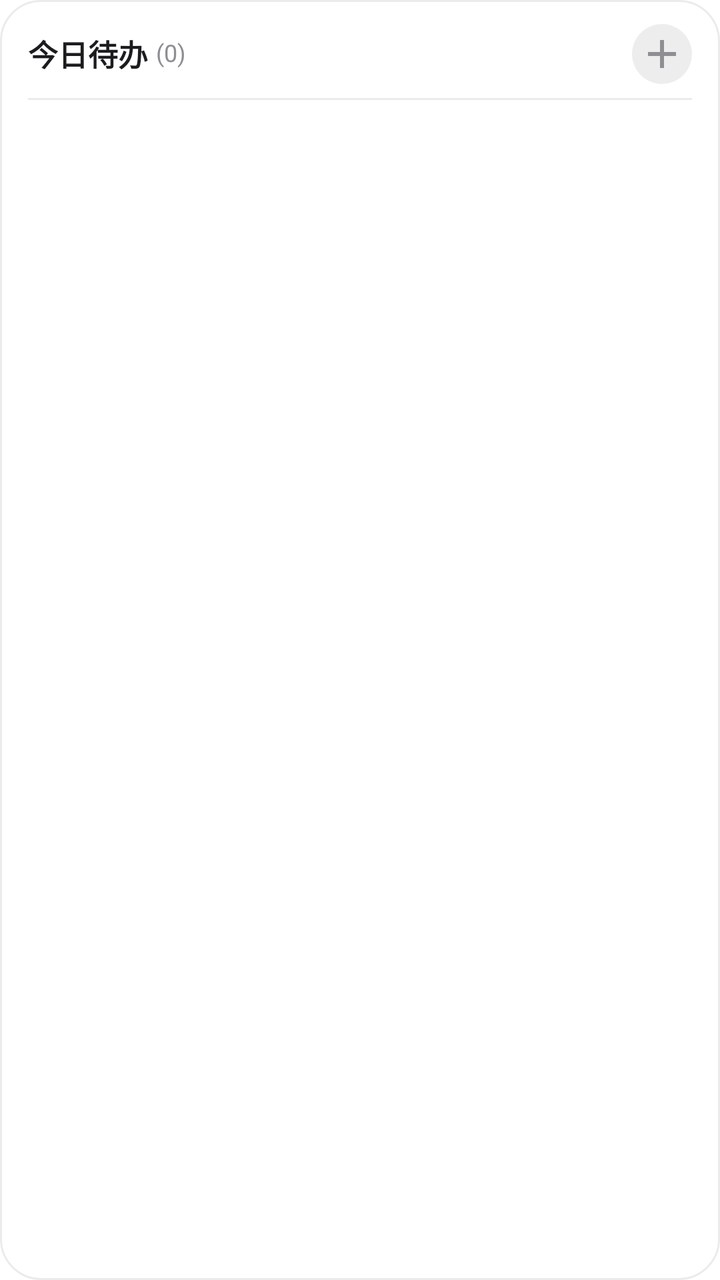
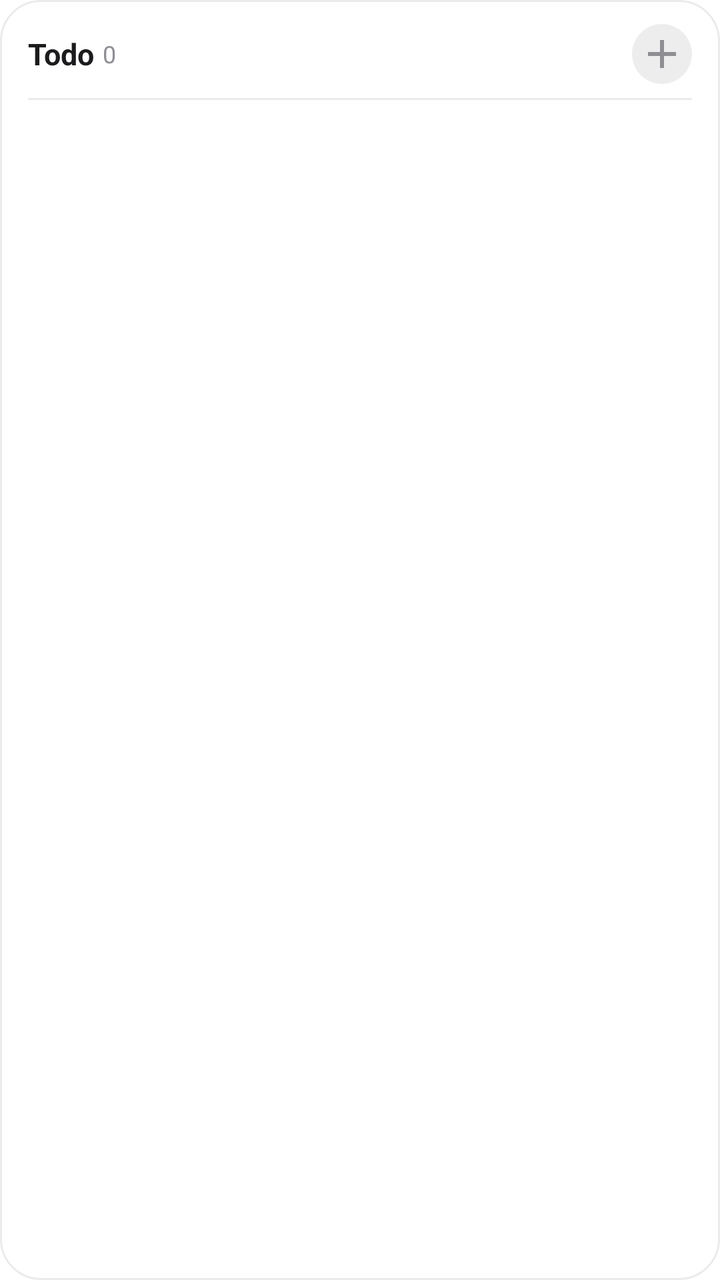

Before-and-after screenshots of an Android layout around one commit, followed by the original layout XML and the change that was made.
<!-- AndroidManifest.xml: fallback theme Theme.MaterialComponents.DayNight.NoActionBar -->
<!-- res/layout/widget_todo.xml -->
<?xml version="1.0" encoding="utf-8"?>
<LinearLayout xmlns:android="http://schemas.android.com/apk/res/android"
    android:layout_width="match_parent"
    android:layout_height="match_parent"
    android:background="@drawable/bg_widget_todo"
    android:orientation="vertical"
    android:paddingLeft="14dp"
    android:paddingTop="12dp"
    android:paddingRight="14dp"
    android:paddingBottom="12dp">

    
    <RelativeLayout
        android:layout_width="match_parent"
        android:layout_height="wrap_content">

        <TextView
            android:id="@+id/todo_widget_title"
            android:layout_width="wrap_content"
            android:layout_height="wrap_content"
            android:layout_alignParentLeft="true"
            android:layout_centerVertical="true"
            android:includeFontPadding="false"
            android:text="今日待办"
            android:textColor="@color/widget_text_primary"
            android:textSize="15sp"
            android:textStyle="bold" />

        <TextView
            android:id="@+id/todo_widget_count"
            android:layout_width="wrap_content"
            android:layout_height="wrap_content"
            android:layout_centerVertical="true"
            android:layout_marginLeft="4dp"
            android:layout_toRightOf="@id/todo_widget_title"
            android:includeFontPadding="false"
            android:text="(0)"
            android:textColor="@color/widget_text_secondary"
            android:textSize="12sp" />

        
        <ImageButton
            android:id="@+id/btn_widget_todo_add"
            android:layout_width="30dp"
            android:layout_height="30dp"
            android:layout_alignParentRight="true"
            android:layout_centerVertical="true"
            android:background="@drawable/bg_widget_icon_btn"
            android:contentDescription="快速添加待办"
            android:scaleType="centerInside"
            android:src="@drawable/ic_add" />
    </RelativeLayout>

    
    <View
        android:layout_width="match_parent"
        android:layout_height="1dp"
        android:layout_marginTop="7dp"
        android:layout_marginBottom="5dp"
        android:background="@color/widget_todo_hairline" />

    
    <LinearLayout
        android:id="@+id/todo_static_container"
        android:layout_width="match_parent"
        android:layout_height="0dp"
        android:layout_weight="1"
        android:orientation="vertical"
        android:visibility="visible">

        
        <LinearLayout
            android:id="@+id/todo_item_layout_0"
            android:layout_width="match_parent"
            android:layout_height="wrap_content"
            android:layout_marginBottom="4dp"
            android:background="@drawable/bg_widget_todo_item"
            android:gravity="center_vertical"
            android:orientation="horizontal"
            android:paddingLeft="8dp"
            android:paddingTop="4dp"
            android:paddingRight="8dp"
            android:paddingBottom="4dp"
            android:visibility="gone">

            
            <ImageView
                android:id="@+id/todo_item_checkbox_0"
                android:layout_width="30dp"
                android:layout_height="30dp"
                android:clickable="false"
                android:contentDescription="标记完成"
                android:focusable="false"
                android:scaleType="centerInside"
                android:src="@drawable/ic_checkbox_unchecked" />

            <TextView
                android:id="@+id/todo_item_title_0"
                android:layout_width="0dp"
                android:layout_height="wrap_content"
                android:layout_marginStart="8dp"
                android:layout_weight="1"
                android:ellipsize="end"
                android:includeFontPadding="false"
                android:maxLines="1"
                android:textColor="@color/widget_text_primary"
                android:textSize="13sp" />

            <ImageView
                android:id="@+id/todo_item_priority_0"
                android:layout_width="7dp"
                android:layout_height="7dp"
                android:layout_marginLeft="6dp"
                android:background="@drawable/bg_widget_priority_dot"
                android:visibility="gone" />
        </LinearLayout>

        
        <LinearLayout
            android:id="@+id/todo_item_layout_1"
            android:layout_width="match_parent"
            android:layout_height="wrap_content"
            android:layout_marginBottom="4dp"
            android:background="@drawable/bg_widget_todo_item"
            android:gravity="center_vertical"
            android:orientation="horizontal"
            android:paddingLeft="8dp"
            android:paddingTop="4dp"
            android:paddingRight="8dp"
            android:paddingBottom="4dp"
            android:visibility="gone">

            <ImageView
                android:id="@+id/todo_item_checkbox_1"
                android:layout_width="30dp"
                android:layout_height="30dp"
                android:clickable="false"
                android:contentDescription="标记完成"
                android:focusable="false"
                android:scaleType="centerInside"
                android:src="@drawable/ic_checkbox_unchecked" />

            <TextView
                android:id="@+id/todo_item_title_1"
                android:layout_width="0dp"
                android:layout_height="wrap_content"
                android:layout_marginStart="8dp"
                android:layout_weight="1"
                android:ellipsize="end"
                android:includeFontPadding="false"
                android:maxLines="1"
                android:textColor="@color/widget_text_primary"
                android:textSize="13sp" />

            <ImageView
                android:id="@+id/todo_item_priority_1"
                android:layout_width="7dp"
                android:layout_height="7dp"
                android:layout_marginLeft="6dp"
                android:background="@drawable/bg_widget_priority_dot"
                android:visibility="gone" />
        </LinearLayout>

        
        <LinearLayout
            android:id="@+id/todo_item_layout_2"
            android:layout_width="match_parent"
            android:layout_height="wrap_content"
            android:layout_marginBottom="4dp"
            android:background="@drawable/bg_widget_todo_item"
            android:gravity="center_vertical"
            android:orientation="horizontal"
            android:paddingLeft="8dp"
            android:paddingTop="4dp"
            android:paddingRight="8dp"
            android:paddingBottom="4dp"
            android:visibility="gone">

            <ImageView
                android:id="@+id/todo_item_checkbox_2"
                android:layout_width="30dp"
                android:layout_height="30dp"
                android:clickable="false"
                android:contentDescription="标记完成"
                android:focusable="false"
                android:scaleType="centerInside"
                android:src="@drawable/ic_checkbox_unchecked" />

            <TextView
                android:id="@+id/todo_item_title_2"
                android:layout_width="0dp"
                android:layout_height="wrap_content"
                android:layout_marginStart="8dp"
                android:layout_weight="1"
                android:ellipsize="end"
                android:includeFontPadding="false"
                android:maxLines="1"
                android:textColor="@color/widget_text_primary"
                android:textSize="13sp" />

            <ImageView
                android:id="@+id/todo_item_priority_2"
                android:layout_width="7dp"
                android:layout_height="7dp"
                android:layout_marginLeft="6dp"
                android:background="@drawable/bg_widget_priority_dot"
                android:visibility="gone" />
        </LinearLayout>

        
        <LinearLayout
            android:id="@+id/todo_item_layout_3"
            android:layout_width="match_parent"
            android:layout_height="wrap_content"
            android:layout_marginBottom="4dp"
            android:background="@drawable/bg_widget_todo_item"
            android:gravity="center_vertical"
            android:orientation="horizontal"
            android:paddingLeft="8dp"
            android:paddingTop="4dp"
            android:paddingRight="8dp"
            android:paddingBottom="4dp"
            android:visibility="gone">

            <ImageView
                android:id="@+id/todo_item_checkbox_3"
                android:layout_width="30dp"
                android:layout_height="30dp"
                android:clickable="false"
                android:contentDescription="标记完成"
                android:focusable="false"
                android:scaleType="centerInside"
                android:src="@drawable/ic_checkbox_unchecked" />

            <TextView
                android:id="@+id/todo_item_title_3"
                android:layout_width="0dp"
                android:layout_height="wrap_content"
                android:layout_marginStart="8dp"
                android:layout_weight="1"
                android:ellipsize="end"
                android:includeFontPadding="false"
                android:maxLines="1"
                android:textColor="@color/widget_text_primary"
                android:textSize="13sp" />

            <ImageView
                android:id="@+id/todo_item_priority_3"
                android:layout_width="7dp"
                android:layout_height="7dp"
                android:layout_marginLeft="6dp"
                android:background="@drawable/bg_widget_priority_dot"
                android:visibility="gone" />
        </LinearLayout>

        
        <LinearLayout
            android:id="@+id/todo_more_layout"
            android:layout_width="wrap_content"
            android:layout_height="wrap_content"
            android:layout_marginStart="4dp"
            android:layout_marginTop="4dp"
            android:gravity="center_vertical"
            android:orientation="horizontal"
            android:visibility="gone">

            <TextView
                android:id="@+id/todo_more_badge"
                android:layout_width="20dp"
                android:layout_height="20dp"
                android:background="@drawable/bg_widget_badge"
                android:gravity="center"
                android:includeFontPadding="false"
                android:textColor="@color/widget_badge_text"
                android:textSize="10sp"
                android:textStyle="bold" />

            <TextView
                android:id="@+id/todo_more_text"
                android:layout_width="wrap_content"
                android:layout_height="wrap_content"
                android:layout_marginStart="6dp"
                android:includeFontPadding="false"
                android:text="更多待办"
                android:textColor="@color/widget_text_secondary"
                android:textSize="11sp" />
        </LinearLayout>
    </LinearLayout>

    
    <TextView
        android:id="@+id/todo_empty_view"
        android:layout_width="match_parent"
        android:layout_height="0dp"
        android:layout_weight="1"
        android:gravity="center"
        android:includeFontPadding="false"
        android:text="暂无今日待办"
        android:textColor="@color/widget_text_secondary"
        android:textSize="12sp"
        android:visibility="gone" />
</LinearLayout>
<!-- resources referenced by this layout -->
<resources>
  <color name="widget_badge_text">#FFFFFFFF</color>
  <color name="widget_text_primary">#1C1C1E</color>
  <color name="widget_text_secondary">#8E8E93</color>
  <color name="widget_todo_hairline">#14000000</color>
  <!-- drawable bg_widget_badge (drawable) -->
  <?xml version="1.0" encoding="utf-8"?>
  <shape xmlns:android="http://schemas.android.com/apk/res/android">
      <solid android:color="@color/widget_accent" />
      <corners android:radius="10dp" />
  </shape>
  <!-- drawable bg_widget_icon_btn (drawable) -->
  <?xml version="1.0" encoding="utf-8"?>
  <shape xmlns:android="http://schemas.android.com/apk/res/android"
      android:shape="oval">
      <solid android:color="@color/widget_todo_icon_bg" />
  </shape>
  <!-- drawable bg_widget_priority_dot (drawable) -->
  <?xml version="1.0" encoding="utf-8"?>
  <shape xmlns:android="http://schemas.android.com/apk/res/android"
      android:shape="oval">
      <solid android:color="@color/widget_priority" />
  </shape>
  <!-- drawable bg_widget_todo (drawable) -->
  <?xml version="1.0" encoding="utf-8"?>
  <shape xmlns:android="http://schemas.android.com/apk/res/android"
      android:shape="rectangle">
      <solid android:color="@color/widget_todo_surface" />
      <corners android:radius="20dp" />
      <stroke android:width="1dp" android:color="@color/widget_todo_hairline" />
  </shape>
  <!-- drawable bg_widget_todo_item (drawable) -->
  <?xml version="1.0" encoding="utf-8"?>
  <shape xmlns:android="http://schemas.android.com/apk/res/android"
      android:shape="rectangle">
      <solid android:color="@color/widget_todo_item_bg" />
      <corners android:radius="10dp" />
  </shape>
  <!-- drawable ic_add (drawable) -->
  <vector xmlns:android="http://schemas.android.com/apk/res/android"
      android:width="24dp"
      android:height="24dp"
      android:viewportWidth="24"
      android:viewportHeight="24">
      <path
          android:fillColor="@color/widget_text_secondary"
          android:pathData="M19,13h-6v6h-2v-6H5v-2h6V5h2v6h6v2z" />
  </vector>
  <!-- drawable ic_checkbox_unchecked (drawable) -->
  <vector xmlns:android="http://schemas.android.com/apk/res/android"
      android:width="24dp"
      android:height="24dp"
      android:viewportWidth="24"
      android:viewportHeight="24">
      <path
          android:strokeColor="@color/widget_border"
          android:strokeWidth="2"
          android:fillColor="#00000000"
          android:pathData="M12,12m-10,0a10,10 0,1 1,20 0a10,10 0,1 1,-20 0" />
  </vector>
  <color name="widget_accent">#007AFF</color>
  <color name="widget_todo_icon_bg">#12000000</color>
  <color name="widget_priority">#007AFF</color>
  <color name="widget_todo_surface">#CCFFFFFF</color>
  <color name="widget_todo_item_bg">#0D000000</color>
  <color name="widget_border">#E2E4EB</color>
</resources>

<!-- the commit's change to res/layout/widget_todo.xml (unified diff, before → after) -->
@@ -20,8 +20,7 @@
             android:layout_height="wrap_content"
             android:layout_alignParentLeft="true"
             android:layout_centerVertical="true"
-            android:includeFontPadding="false"
-            android:text="今日待办"
+            android:text="Todo"
             android:textColor="@color/widget_text_primary"
             android:textSize="15sp"
             android:textStyle="bold" />
@@ -33,8 +32,7 @@
             android:layout_centerVertical="true"
             android:layout_marginLeft="4dp"
             android:layout_toRightOf="@id/todo_widget_title"
-            android:includeFontPadding="false"
-            android:text="(0)"
+            android:text="0"
             android:textColor="@color/widget_text_secondary"
             android:textSize="12sp" />
 
@@ -52,7 +50,7 @@
     </RelativeLayout>
 
     
-    <View
+    <TextView
         android:layout_width="match_parent"
         android:layout_height="1dp"
         android:layout_marginTop="7dp"
@@ -74,12 +72,9 @@
             android:layout_width="match_parent"
             android:layout_height="wrap_content"
             android:layout_marginBottom="4dp"
-            android:background="@drawable/bg_widget_todo_item"
-            android:gravity="center_vertical"
-            android:orientation="horizontal"
-            android:paddingLeft="8dp"
-            android:paddingTop="4dp"
-            android:paddingRight="8dp"
+            android:gravity="center_vertical"
+            android:orientation="horizontal"
+            android:paddingTop="4dp"
             android:paddingBottom="4dp"
             android:visibility="gone">
 
@@ -101,7 +96,6 @@
                 android:layout_marginStart="8dp"
                 android:layout_weight="1"
                 android:ellipsize="end"
-                android:includeFontPadding="false"
                 android:maxLines="1"
                 android:textColor="@color/widget_text_primary"
                 android:textSize="13sp" />
@@ -121,12 +115,9 @@
             android:layout_width="match_parent"
             android:layout_height="wrap_content"
             android:layout_marginBottom="4dp"
-            android:background="@drawable/bg_widget_todo_item"
-            android:gravity="center_vertical"
-            android:orientation="horizontal"
-            android:paddingLeft="8dp"
-            android:paddingTop="4dp"
-            android:paddingRight="8dp"
+            android:gravity="center_vertical"
+            android:orientation="horizontal"
+            android:paddingTop="4dp"
             android:paddingBottom="4dp"
             android:visibility="gone">
 
@@ -147,7 +138,6 @@
                 android:layout_marginStart="8dp"
                 android:layout_weight="1"
                 android:ellipsize="end"
-                android:includeFontPadding="false"
                 android:maxLines="1"
                 android:textColor="@color/widget_text_primary"
                 android:textSize="13sp" />
@@ -167,12 +157,9 @@
             android:layout_width="match_parent"
             android:layout_height="wrap_content"
             android:layout_marginBottom="4dp"
-            android:background="@drawable/bg_widget_todo_item"
-            android:gravity="center_vertical"
-            android:orientation="horizontal"
-            android:paddingLeft="8dp"
-            android:paddingTop="4dp"
-            android:paddingRight="8dp"
+            android:gravity="center_vertical"
+            android:orientation="horizontal"
+            android:paddingTop="4dp"
             android:paddingBottom="4dp"
             android:visibility="gone">
 
@@ -193,7 +180,6 @@
                 android:layout_marginStart="8dp"
                 android:layout_weight="1"
                 android:ellipsize="end"
-                android:includeFontPadding="false"
                 android:maxLines="1"
                 android:textColor="@color/widget_text_primary"
                 android:textSize="13sp" />
@@ -213,12 +199,9 @@
             android:layout_width="match_parent"
             android:layout_height="wrap_content"
             android:layout_marginBottom="4dp"
-            android:background="@drawable/bg_widget_todo_item"
-            android:gravity="center_vertical"
-            android:orientation="horizontal"
-            android:paddingLeft="8dp"
-            android:paddingTop="4dp"
-            android:paddingRight="8dp"
+            android:gravity="center_vertical"
+            android:orientation="horizontal"
+            android:paddingTop="4dp"
             android:paddingBottom="4dp"
             android:visibility="gone">
 
@@ -239,7 +222,6 @@
                 android:layout_marginStart="8dp"
                 android:layout_weight="1"
                 android:ellipsize="end"
-                android:includeFontPadding="false"
                 android:maxLines="1"
                 android:textColor="@color/widget_text_primary"
                 android:textSize="13sp" />
@@ -270,7 +252,6 @@
                 android:layout_height="20dp"
                 android:background="@drawable/bg_widget_badge"
                 android:gravity="center"
-                android:includeFontPadding="false"
                 android:textColor="@color/widget_badge_text"
                 android:textSize="10sp"
                 android:textStyle="bold" />
@@ -280,7 +261,6 @@
                 android:layout_width="wrap_content"
                 android:layout_height="wrap_content"
                 android:layout_marginStart="6dp"
-                android:includeFontPadding="false"
                 android:text="更多待办"
                 android:textColor="@color/widget_text_secondary"
                 android:textSize="11sp" />
@@ -294,7 +274,6 @@
         android:layout_height="0dp"
         android:layout_weight="1"
         android:gravity="center"
-        android:includeFontPadding="false"
         android:text="暂无今日待办"
         android:textColor="@color/widget_text_secondary"
         android:textSize="12sp"
<!-- resource entries referenced after the edit -->
@@ -30,13 +30,6 @@
       <corners android:radius="20dp" />
       <stroke android:width="1dp" android:color="@color/widget_todo_hairline" />
   </shape>
-  <!-- drawable bg_widget_todo_item (drawable) -->
-  <?xml version="1.0" encoding="utf-8"?>
-  <shape xmlns:android="http://schemas.android.com/apk/res/android"
-      android:shape="rectangle">
-      <solid android:color="@color/widget_todo_item_bg" />
-      <corners android:radius="10dp" />
-  </shape>
   <!-- drawable ic_add (drawable) -->
   <vector xmlns:android="http://schemas.android.com/apk/res/android"
       android:width="24dp"
@@ -63,7 +56,6 @@
   <color name="widget_todo_icon_bg">#12000000</color>
   <color name="widget_priority">#007AFF</color>
   <color name="widget_todo_surface">#CCFFFFFF</color>
-  <color name="widget_todo_item_bg">#0D000000</color>
   <color name="widget_border">#E2E4EB</color>
 </resources>
 
